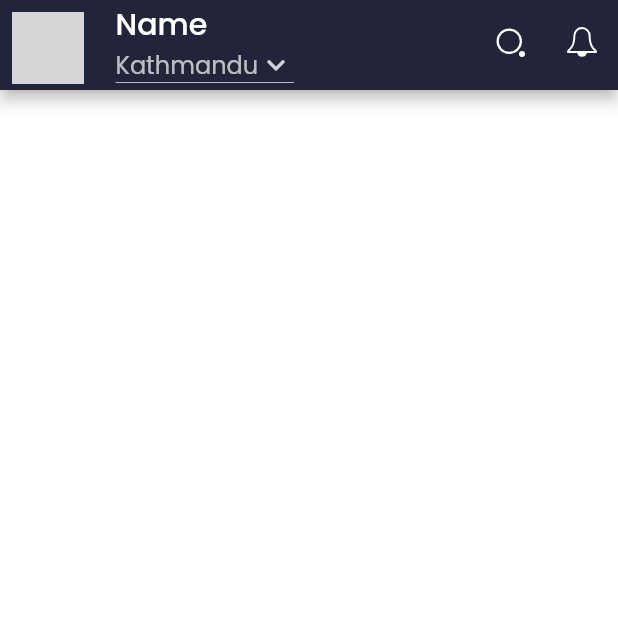
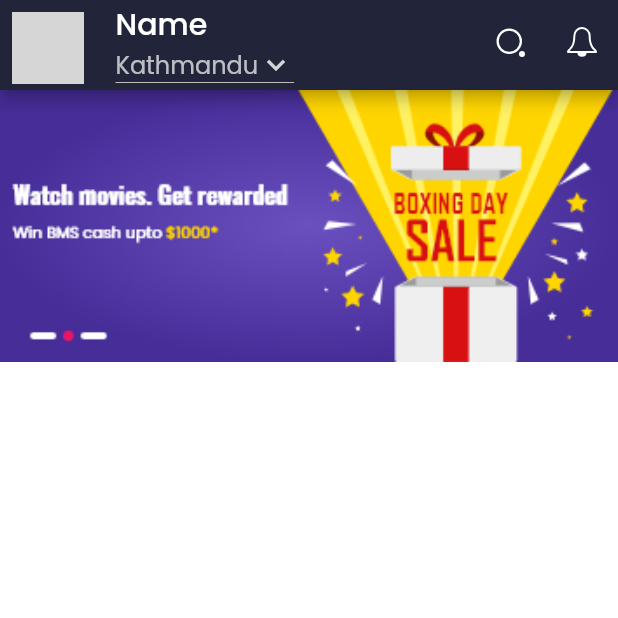
Before and after one commit to admiral41/ticketplease, a Flutter app: the screen it shows once a user with an empty profile is signed in, on a phone screen of 412 x 824 dp, the top half of it. Run offline on Flutter 3.47's test engine with Material 2 defaults, Android fonts, the phone set to English and light mode, and no system bars; drawn by our look-alikes of cached_network_image; our stand-ins replace firebase_auth, firebase_core, flutter_svg, get, google_sign_in; accounts and stored records are empty; network calls fail; grey boxes are pictures that could not be loaded.

Commit message:
:hammer: aaded image slider to show sales

```diff
--- a/lib/Screens/home_screen.dart
+++ b/lib/Screens/home_screen.dart
@@ -5,6 +5,7 @@
 import 'package:flutter_svg/flutter_svg.dart';
 import 'package:ticketplease/Controller/auth_controller.dart';
 import 'package:ticketplease/utils/constants.dart';
+import 'package:ticketplease/utils/custom_slider.dart';
 import '../utils/dummy_data.dart';
 import '../utils/my_theme.dart';
 
@@ -19,6 +20,7 @@
   String city = cities[0];
   @override
   Widget build(BuildContext context) {
+    final Size size=MediaQuery.of(context).size;
     SystemChrome.setSystemUIOverlayStyle(
         const SystemUiOverlayStyle(statusBarColor: MyTheme.statusBar));
     String? picUrl = AuthController.instance.user!.photoURL;
@@ -78,6 +80,27 @@
             ],
           ),
         ),
+        body: Container(
+          height: size.height,
+          width: size.width,
+          child: Column(
+            mainAxisSize: MainAxisSize.max,
+            crossAxisAlignment: CrossAxisAlignment.start,
+            children: [
+              Container(
+                height: size.height*0.22,
+                width: size.width,
+                color: Colors.white,
+                child: PageView.builder(
+                    itemBuilder: (_, i) {
+                  return CustomSlider(
+                    index: 1,
+                  );
+                }),
+              )
+            ],
+          ),
+        ),
       ),
     );
   }
--- /dev/null
+++ b/lib/utils/custom_slider.dart
@@ -0,0 +1,19 @@
+import 'package:flutter/material.dart';
+
+import 'dummy_data.dart';
+
+class CustomSlider extends StatelessWidget {
+  final index;
+  const CustomSlider({Key? key,this.index=0}) : super(key: key);
+
+  @override
+  Widget build(BuildContext context) {
+    final Size size= MediaQuery.of(context).size;
+    return Container(
+      height: size.height *0.3,
+      width: size.width,
+      color: Colors.red,
+      child: Image.asset(sliderData[index].url,fit: BoxFit.cover,),
+    );
+  }
+}
--- a/pubspec.yaml
+++ b/pubspec.yaml
@@ -72,6 +72,7 @@
   assets:
     - assets/images/
     - assets/icons/
+    - assets/
 
   # An image asset can refer to one or more resolution-specific "variants", see
   # https://flutter.dev/assets-and-images/#resolution-aware
```
Also changed, not shown: assets/cinema1.png (added), assets/cinema2.png (added), assets/cinema3.png (added), assets/movie_banner.png (added), assets/slider_banner.png (added).
